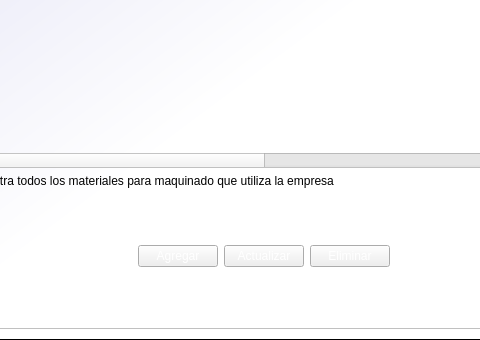
This is cosmec/cosmec.ui in Exxu/cosmec-si as Qt 5 draws it before an edit; both pictures show x 136 to 616 and y 260 to 600 of the 800 by 600 pixel window. The edited form follows.
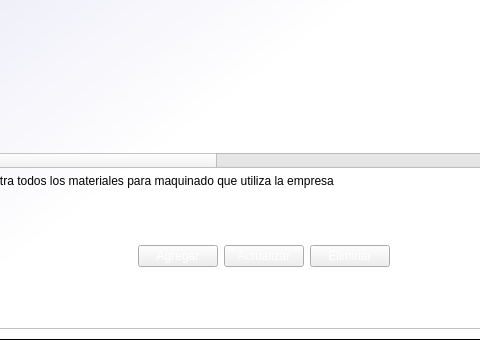
This is the edited form. Icons and pictures are not drawn.

Patch:
```diff
--- a/cosmec/cosmec.ui
+++ b/cosmec/cosmec.ui
@@ -6127,6 +6127,11 @@
                 <string>Geometría</string>
                </property>
               </column>
+              <column>
+               <property name="text">
+                <string>Unidad</string>
+               </property>
+              </column>
               <column>
                <property name="text">
                 <string>Dimensiones</string>
```
